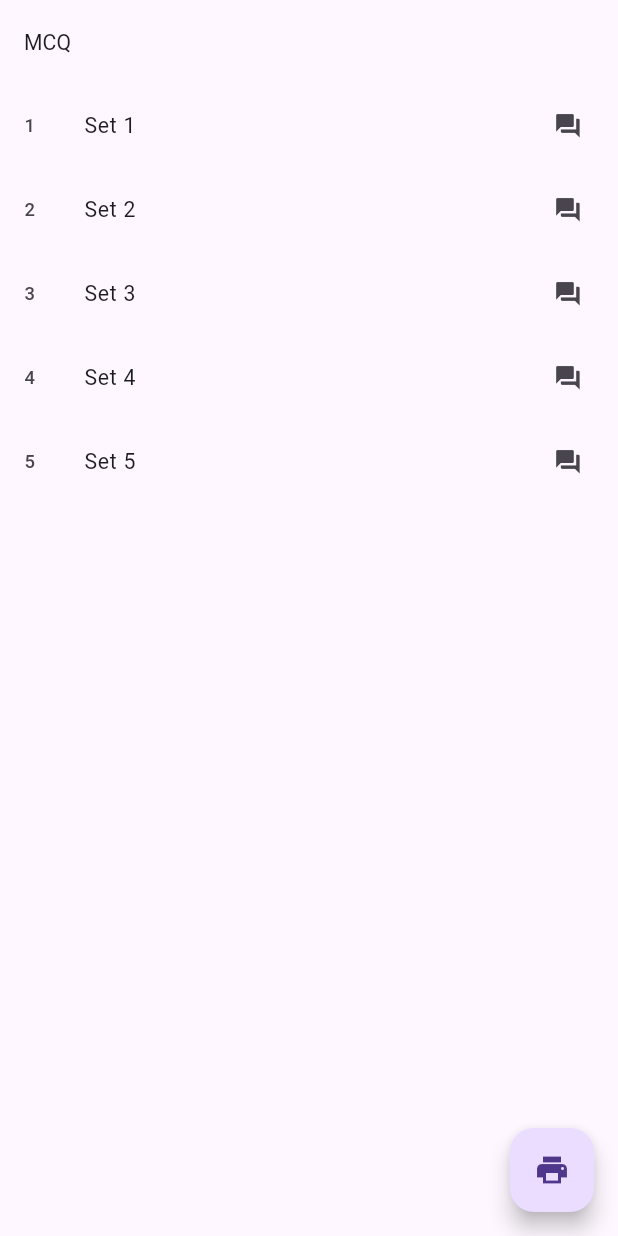
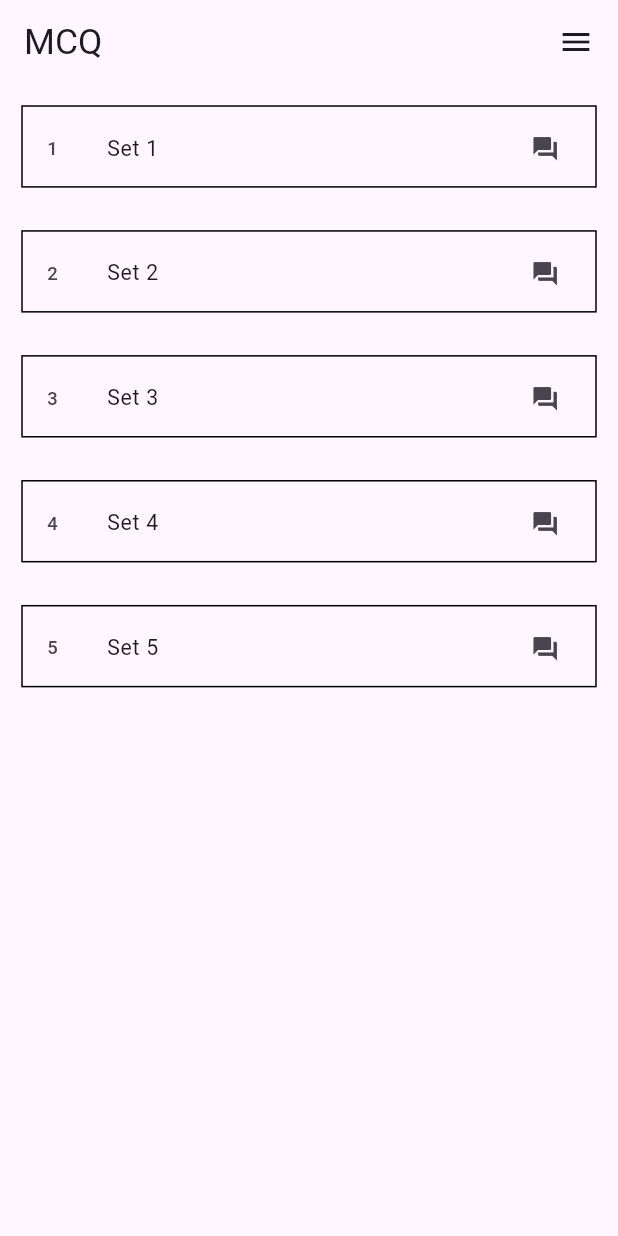
Before and after one commit to Mikeruss1418/flutter_intern, a Flutter app: the screen it shows after launch, on a phone screen of 412 x 824 dp. Run offline on Flutter 3.47's test engine with Material 3 defaults, Android fonts, the phone set to English and light mode, and no system bars; our stand-ins replace bloc, flutter_bloc, flutter_html, flutter_screenutil, html_unescape, shared_preferences.

Commit message:
bloc part left

```diff
--- a/lib/homepage/ui/home.dart
+++ b/lib/homepage/ui/home.dart
@@ -3,6 +3,7 @@ import 'package:flutter_bloc/flutter_bloc.dart';
 import 'package:flutter_screenutil/flutter_screenutil.dart';
 import 'package:mmccqq/homepage/Datas/test_dummy_data.dart';
 import 'package:mmccqq/homepage/ui/mcqpage.dart';
+import 'package:mmccqq/homepage/ui/savedpages.dart';
 import 'package:shared_preferences/shared_preferences.dart';
 
 import '../bloc/home_bloc.dart';
@@ -22,18 +23,33 @@ class Home extends StatelessWidget {
   Widget build(BuildContext context) {
     return Scaffold(
       appBar: AppBar(
-        title: Text(
+        title: Row(
+          mainAxisAlignment: MainAxisAlignment.spaceBetween,
+          children: [
+            Text(
               'MCQ',
-          style: TextStyle(fontSize: 15.sp),
+              style: TextStyle(fontSize: 25.sp),
+            ),
+            InkWell(
+              child: Icon(Icons.menu),
+              onTap: () {
+                Navigator.push(
+                    context,
+                    MaterialPageRoute(
+                      builder: (context) => SavedAnswersPage(),
+                    ));
+              },
+            ),
+          ],
         ),
       ),
-      floatingActionButton: FloatingActionButton(
-        child: Icon(Icons.print),
-        onPressed: () async {
-          final prefs = await SharedPreferences.getInstance();
-          // for(int i=0;)
-        },
-      ),
+      // floatingActionButton: FloatingActionButton(
+      //   child: Icon(Icons.print),
+      //   onPressed: () async {
+      //     final prefs = await SharedPreferences.getInstance();
+      //     // for(int i=0;)
+      //   },
+      // ),
       body: BlocConsumer<HomeBloc, HomeState>(
         listener: (context, state) {
           if (state.status == HomeState.error) {
@@ -64,10 +80,17 @@ class Home extends StatelessWidget {
           return ListView.builder(
             itemCount: 5,
             itemBuilder: (context, index) {
-              return ListTile(
+              return Padding(
+                padding: EdgeInsets.all(15.r),
+                child: Container(
+                  // padding: EdgeInsets.all(15.r),
+                  height: MediaQuery.of(context).size.height / 15,
+                  width: MediaQuery.of(context).size.width,
+                  decoration: BoxDecoration(border: Border.all()),
+                  child: ListTile(
                     onTap: () {
-                  context.read<HomeBloc>().add(
-                      LoadRandomMCqEvent(mcqs: testList, setnumber: index + 1));
+                      context.read<HomeBloc>().add(LoadRandomMCqEvent(
+                          mcqs: testList, setnumber: index + 1));
                     },
                     leading: Text(
                       '${index + 1}',
@@ -81,6 +104,8 @@ class Home extends StatelessWidget {
                       Icons.question_answer,
                       size: 20.r,
                     ),
+                  ),
+                ),
               );
             },
           );
```
Also changed, not shown: lib/homepage/ui/mcqpage.dart (+10 -1 lines), lib/homepage/ui/savedpages.dart (added, +81 -0 lines). Lines whose indentation alone changed are shown as unchanged.
